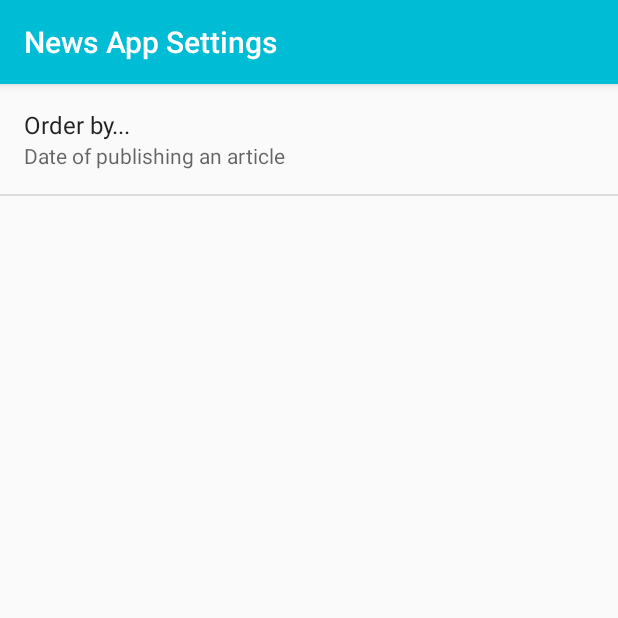
After one commit to latkowska/NewsApp11, an Android app: the SettingsActivity screen opened directly, with no data from a screen before it, on a phone screen of 412 x 824 dp, the top half of it. The commit adds this screen. Run offline under Robolectric (Android 15) with nearby library versions, the phone set to English and light mode, and no system bars.

Commit message:
Commit without ordering by

```diff
--- a/app/build.gradle
+++ b/app/build.gradle
@@ -9,6 +9,7 @@ android {
         versionCode 1
         versionName "1.0"
         testInstrumentationRunner "android.support.test.runner.AndroidJUnitRunner"
+        vectorDrawables.useSupportLibrary = true
     }
     buildTypes {
         release {
@@ -22,6 +23,8 @@ dependencies {
     implementation fileTree(dir: 'libs', include: ['*.jar'])
     implementation 'com.android.support:appcompat-v7:27.1.1'
     implementation 'com.android.support.constraint:constraint-layout:1.1.0'
+    implementation 'com.android.support:support-v4:27.1.1'
+    implementation 'com.android.support:support-vector-drawable:27.1.1'
     testImplementation 'junit:junit:4.12'
     androidTestImplementation 'com.android.support.test:runner:1.0.2'
     androidTestImplementation 'com.android.support.test.espresso:espresso-core:3.0.2'
--- /dev/null
+++ b/app/src/main/java/com/example/android/newsapp11/SettingsActivity.java
@@ -0,0 +1,55 @@
+package com.example.android.newsapp11;
+
+import android.content.SharedPreferences;
+import android.preference.Preference;
+import android.preference.PreferenceManager;
+import android.support.v7.app.AppCompatActivity;
+import android.os.Bundle;
+import android.preference.PreferenceFragment;
+import android.preference.ListPreference;
+
+public class SettingsActivity extends AppCompatActivity {
+
+    @Override
+    protected void onCreate(Bundle savedInstanceState) {
+        super.onCreate(savedInstanceState);
+        setContentView(R.layout.activity_settings);
+    }
+
+    public static class NewsPreferenceFragment extends PreferenceFragment
+            implements Preference.OnPreferenceChangeListener {
+
+        @Override
+        public void onCreate(Bundle savedInstanceState) {
+            super.onCreate(savedInstanceState);
+            addPreferencesFromResource(R.xml.settings_main);
+
+            Preference orderBy = findPreference(getString(R.string.settings_order_by_key));
+            bindPreferenceSummaryToValue(orderBy);
+        }
+
+        @Override
+        public boolean onPreferenceChange(Preference preference, Object value) {
+            String stringValue = value.toString();
+            if (preference instanceof ListPreference) {
+                ListPreference listPreference = (ListPreference) preference;
+                int prefIndex = listPreference.findIndexOfValue(stringValue);
+                if (prefIndex >= 0) {
+                    CharSequence[] labels = listPreference.getEntries();
+                    preference.setSummary(labels[prefIndex]);
+                }
+            } else {
+                preference.setSummary(stringValue);
+            }
+            return true;
+        }
+
+        private void bindPreferenceSummaryToValue(Preference preference) {
+            preference.setOnPreferenceChangeListener(this);
+            SharedPreferences preferences =
+                    PreferenceManager.getDefaultSharedPreferences(preference.getContext());
+            String preferenceString = preferences.getString(preference.getKey(), "");
+            onPreferenceChange(preference, preferenceString);
+        }
+    }
+}
--- a/app/src/main/res/layout/activity_main.xml
+++ b/app/src/main/res/layout/activity_main.xml
@@ -17,7 +17,7 @@
         android:layout_centerInParent="true"
         android:textAppearance="?android:textAppearanceMedium" />
 
-    <!-- Loading indicator for user feedback between queries to USGS -->
+    <!-- Loading indicator for user feedback -->
     <ProgressBar
         android:id="@+id/loading_indicator"
         style="@style/Widget.AppCompat.ProgressBar"
--- /dev/null
+++ b/app/src/main/res/values/arrays.xml
@@ -0,0 +1,12 @@
+<?xml version="1.0" encoding="utf-8"?>
+    <resources>
+        <string-array name="settings_order_by_labels">
+            <item>@string/settings_order_by_section_name_label</item>
+            <item>@string/settings_order_by_date_of_publishing_label</item>
+        </string-array>
+
+        <string-array name="settings_order_by_values">
+            <item>@string/settings_order_by_section_name_value</item>
+            <item>@string/settings_order_by_date_of_publishing_value</item>
+        </string-array>
+    </resources>
--- a/app/src/main/res/values/strings.xml
+++ b/app/src/main/res/values/strings.xml
@@ -6,4 +6,24 @@
 
     <!-- Error message when there is no internet connectivity -->
     <string name="no_internet_connection">No internet connection.</string>
+
+    <!-- Settings -->
+    <!-- Settings Menu Item -->
+    <string name="settings_menu_item">Settings</string>
+    <!-- Settings Activity Title -->
+    <string name="settings_title">News App Settings</string>
+
+    <!-- Strings For Order-By Preference -->
+    <string name="settings_order_by_lable">Order by...</string>
+    <string name="settings_order_by_key" translatable="false">order_by</string>
+    <string name="settings_order_by_default" translatable="false">@string/settings_order_by_date_of_publishing_value</string>
+
+    <!-- Label for order-by section name option  -->
+    <string name="settings_order_by_section_name_label">Section Name</string>
+    <string name="settings_order_by_section_name_value" translatable="false">sectionName</string>
+
+    <!-- Label for order-by date of publishing option  -->
+    <string name="settings_order_by_date_of_publishing_label">Date of publishing an article</string>
+    <string name="settings_order_by_date_of_publishing_value" translatable="false">webPublicationDate</string>
+
 </resources>
--- /dev/null
+++ b/app/src/main/res/xml/settings_main.xml
@@ -0,0 +1,13 @@
+<?xml version="1.0" encoding="utf-8"?>
+<PreferenceScreen
+    xmlns:android="http://schemas.android.com/apk/res/android"
+    android:title="@string/settings_title">
+
+    <ListPreference
+        android:defaultValue="@string/settings_order_by_default"
+        android:entries="@array/settings_order_by_labels"
+        android:entryValues="@array/settings_order_by_values"
+        android:key="@string/settings_order_by_key"
+        android:title="@string/settings_order_by_lable" />
+
+</PreferenceScreen>
```
Also changed, not shown: app/src/main/AndroidManifest.xml (+9 -0 lines), app/src/main/java/com/example/android/newsapp11/MainActivity.java (+46 -4 lines), app/src/main/java/com/example/android/newsapp11/News.java (+5 -5 lines), app/src/main/java/com/example/android/newsapp11/NewsLoader.java (+5 -5 lines), app/src/main/java/com/example/android/newsapp11/QueryUtils.java (+9 -10 lines), app/src/main/res/drawable/ic_info_black_24dp.xml (added, +9 -0 lines), app/src/main/res/drawable/ic_notifications_black_24dp.xml (added, +9 -0 lines), app/src/main/res/drawable/ic_sync_black_24dp.xml (added, +9 -0 lines), app/src/main/res/layout/activity_settings.xml (added, +11 -0 lines), app/src/main/res/layout/list_item.xml (+7 -3 lines), app/src/main/res/menu/main.xml (added, +8 -0 lines), app/src/main/res/values/styles.xml (+19 -1 lines).
